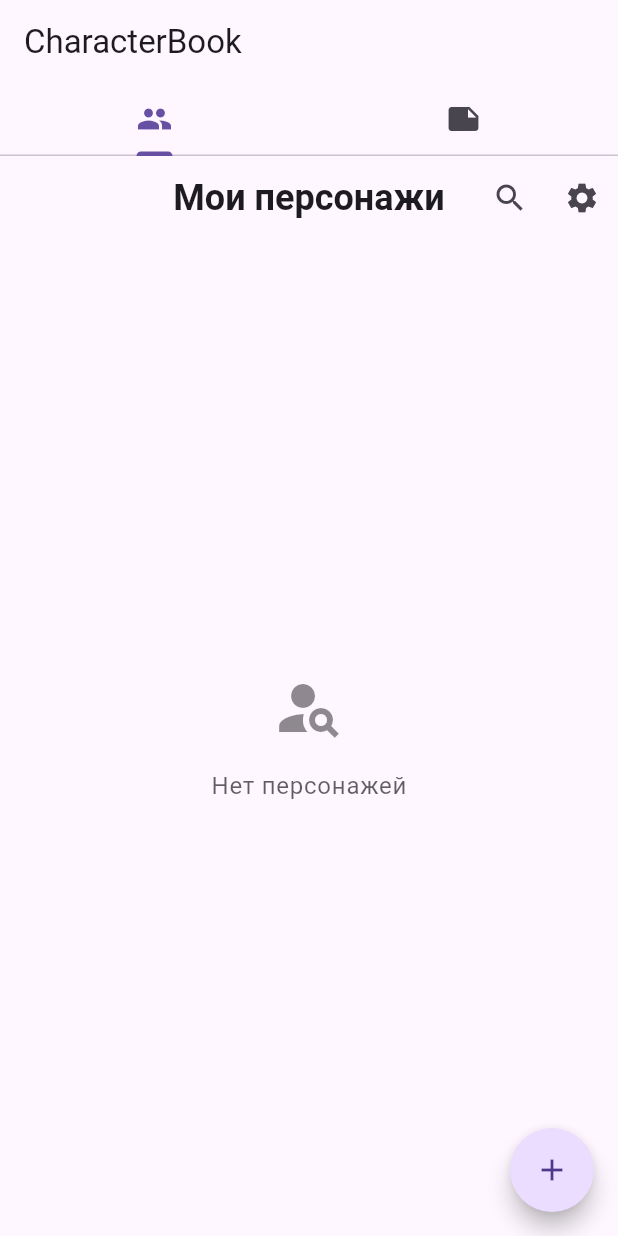
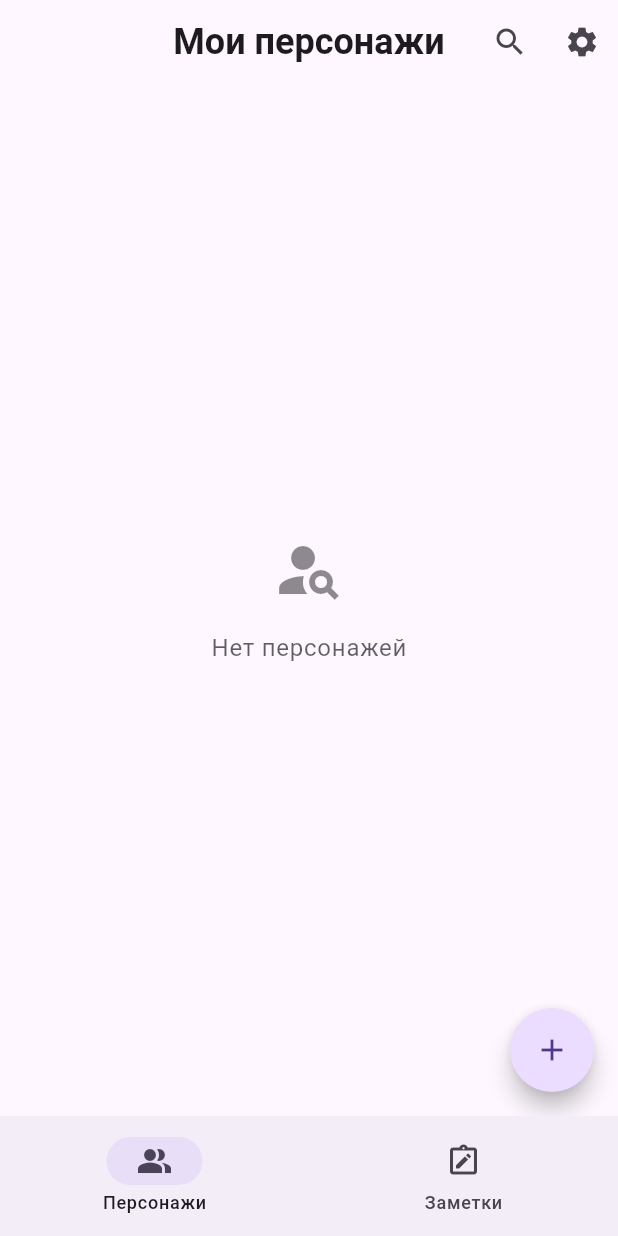
Before and after one commit to MaxGog/CharacterBook, a Flutter app: the screen it shows after launch, on a phone screen of 412 x 824 dp. Run offline on Flutter 3.47's test engine with Material 3 defaults, Android fonts, the phone set to English and light mode, and no system bars; our stand-ins replace google_sign_in, hive, hive_flutter, image_picker, open_filex; missing offline and left inert: docx_template, extension_google_sign_in_as_googleapis_auth, googleapis; accounts and stored records are empty.

Commit message:
Обновление дизайна домашней страницы

```diff
--- a/lib/main.dart
+++ b/lib/main.dart
@@ -85,6 +85,7 @@ class _MyAppState extends State<MyApp> with WidgetsBindingObserver {
       locale: localeProvider.locale ?? const Locale('ru'),
       title: 'CharacterBook',
       theme: ThemeData(
+        useMaterial3: true,
         primarySwatch: Colors.blue,
         visualDensity: VisualDensity.adaptivePlatformDensity,
       ),
--- a/lib/pages/home_page.dart
+++ b/lib/pages/home_page.dart
@@ -10,39 +10,39 @@ class HomePage extends StatefulWidget {
   State<HomePage> createState() => _HomePageState();
 }
 
-class _HomePageState extends State<HomePage> with SingleTickerProviderStateMixin {
-  late TabController _tabController;
+class _HomePageState extends State<HomePage> {
+  int _currentIndex = 0;
 
-  @override
-  void initState() {
-    super.initState();
-    _tabController = TabController(length: 2, vsync: this);
-  }
-
-  @override
-  void dispose() {
-    _tabController.dispose();
-    super.dispose();
-  }
+  final List<Widget> _pages = const [
+    CharacterListPage(),
+    NotesListPage(),
+  ];
 
   @override
   Widget build(BuildContext context) {
+    final colorScheme = Theme.of(context).colorScheme;
+    final textTheme = Theme.of(context).textTheme;
+
     return Scaffold(
-      appBar: AppBar(
-        title: Text('CharacterBook'),
-        bottom: TabBar(
-          controller: _tabController,
-          tabs: [
-            Tab(icon: Icon(Icons.people)),
-            Tab(icon: Icon(Icons.note)),
-          ],
-        ),
-      ),
-      body: TabBarView(
-        controller: _tabController,
-        children: [
-          CharacterListPage(),
-          NotesListPage(),
+      body: _pages[_currentIndex],
+      bottomNavigationBar: NavigationBar(
+        selectedIndex: _currentIndex,
+        onDestinationSelected: (int index) {
+          setState(() {
+            _currentIndex = index;
+          });
+        },
+        destinations: const [
+          NavigationDestination(
+            icon: Icon(Icons.people_alt_outlined),
+            selectedIcon: Icon(Icons.people_alt),
+            label: 'Персонажи',
+          ),
+          NavigationDestination(
+            icon: Icon(Icons.note_alt_outlined),
+            selectedIcon: Icon(Icons.note_alt),
+            label: 'Заметки',
+          ),
         ],
       ),
     );
```
